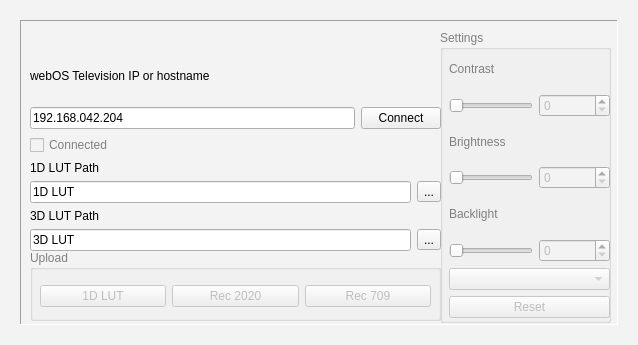
First picture: the form in form.ui, repository lucasnegrao/agf.webOSCalibrationHelper, before the edit.
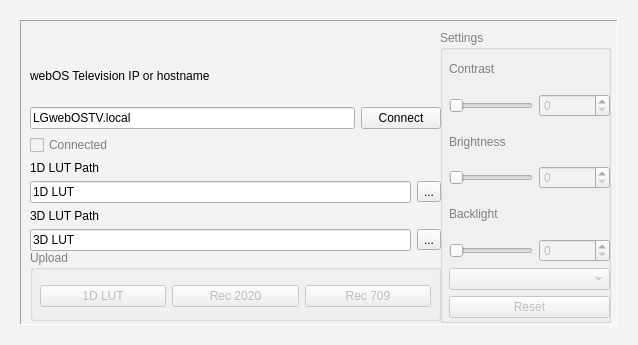
Second picture: the form after the edit.

Commit message: Fixed bug with setting image settings

```diff
--- a/form.ui
+++ b/form.ui
@@ -336,10 +336,10 @@
             <bool>false</bool>
            </property>
            <property name="inputMask">
-            <string>000.000.000.000</string>
+            <string/>
            </property>
            <property name="text">
-            <string>192.168.042.204</string>
+            <string>LGwebOSTV.local</string>
            </property>
           </widget>
          </item>
```
The commit also changes 1 other file.
